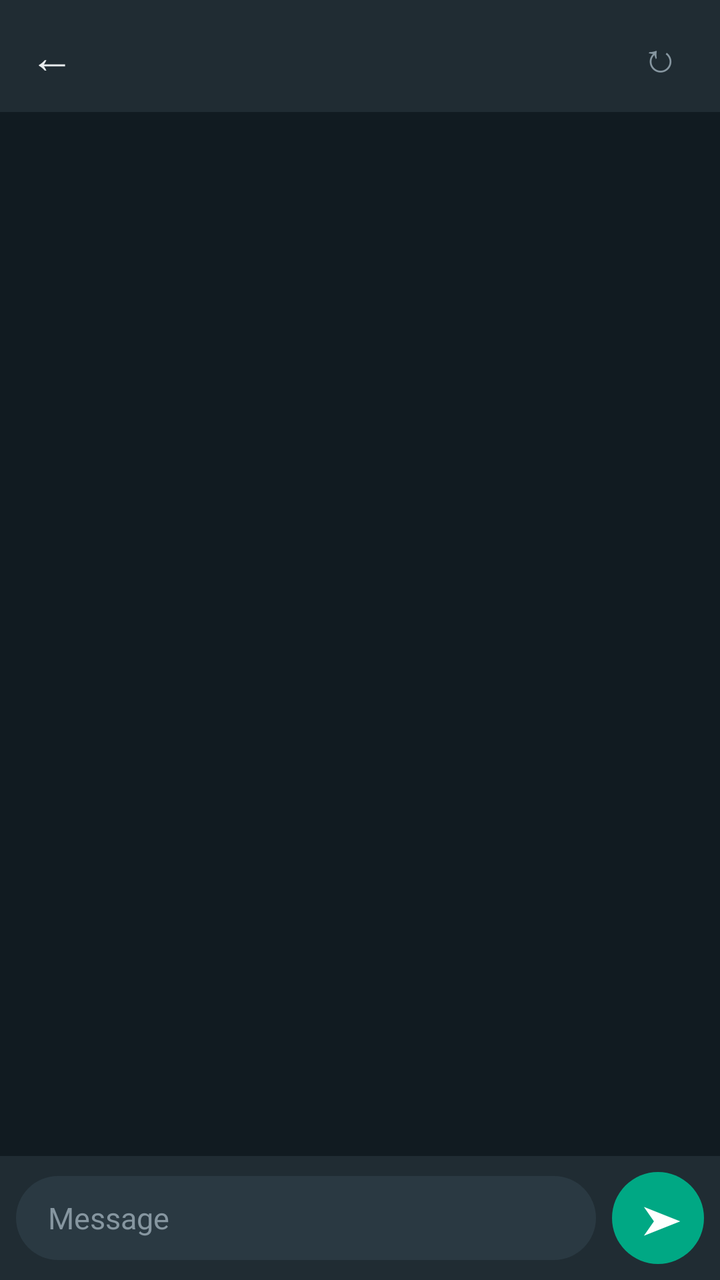
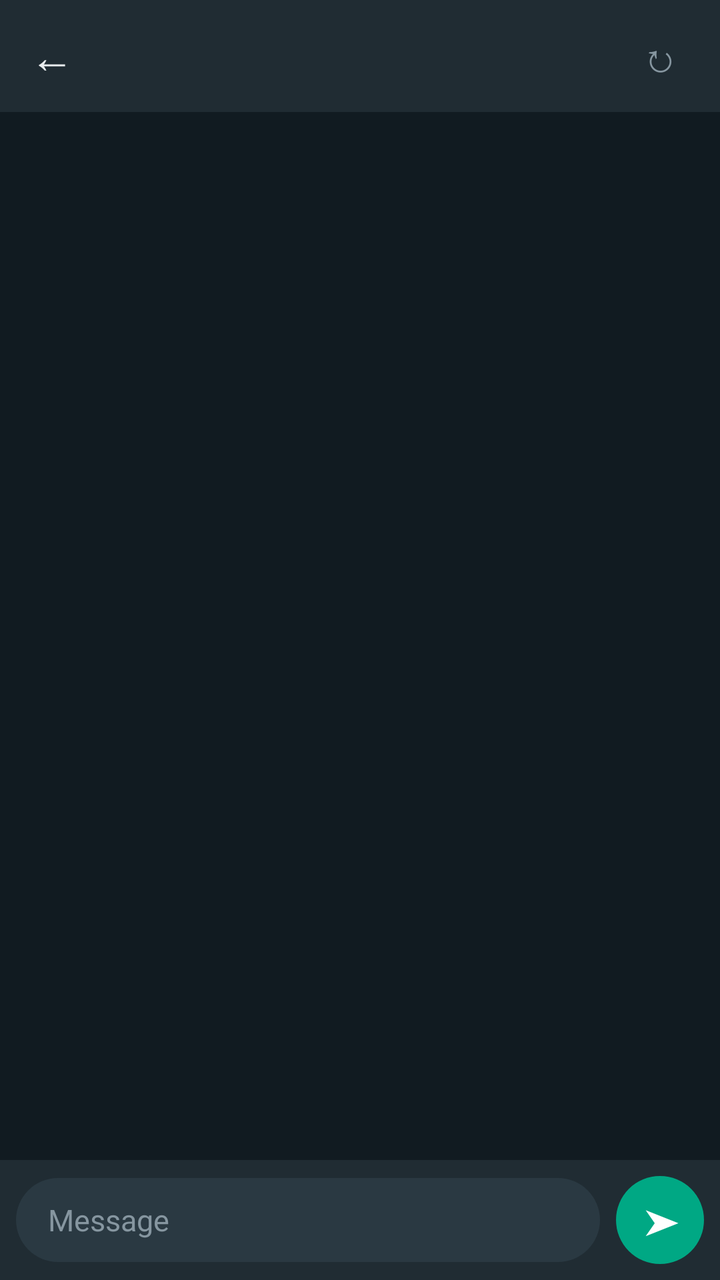

Two renders of the same Android screen: before a commit and after it. Below are the layout's source before the change and the commit's diff.
<!-- AndroidManifest.xml: application theme android:Theme.NoTitleBar -->
<!-- res/layout/activity_chat.xml -->
<?xml version="1.0" encoding="utf-8"?>
<LinearLayout xmlns:android="http://schemas.android.com/apk/res/android"
    android:layout_width="match_parent"
    android:layout_height="match_parent"
    android:orientation="vertical"
    android:background="@color/wa_bg">

    
    <LinearLayout
        android:layout_width="match_parent"
        android:layout_height="56dp"
        android:orientation="horizontal"
        android:background="@color/wa_header"
        android:gravity="center_vertical"
        android:paddingLeft="4dp"
        android:paddingRight="8dp">

        <TextView
            android:id="@+id/btn_back"
            android:layout_width="44dp"
            android:layout_height="44dp"
            android:gravity="center"
            android:textColor="@color/wa_text"
            android:textSize="22sp"
            android:text="&#8592;" />

        
        <FrameLayout
            android:id="@+id/layout_chat_avatar"
            android:layout_width="38dp"
            android:layout_height="38dp"
            android:layout_marginRight="10dp">

            <TextView
                android:id="@+id/tv_chat_avatar_letter"
                android:layout_width="match_parent"
                android:layout_height="match_parent"
                android:gravity="center"
                android:textColor="#ffffff"
                android:textSize="16sp"
                android:textStyle="bold" />
        </FrameLayout>

        
        <LinearLayout
            android:layout_width="0dp"
            android:layout_weight="1"
            android:layout_height="wrap_content"
            android:orientation="vertical">

            <TextView
                android:id="@+id/tv_thread_name"
                android:layout_width="wrap_content"
                android:layout_height="wrap_content"
                android:textColor="@color/wa_text"
                android:textSize="16sp"
                android:textStyle="bold"
                android:singleLine="true"
                android:ellipsize="end" />

            <TextView
                android:id="@+id/tv_thread_status"
                android:layout_width="wrap_content"
                android:layout_height="wrap_content"
                android:textColor="@color/wa_text_sub"
                android:textSize="12sp" />
        </LinearLayout>

        <TextView
            android:id="@+id/btn_chat_refresh"
            android:layout_width="44dp"
            android:layout_height="44dp"
            android:gravity="center"
            android:textColor="@color/wa_text_sub"
            android:textSize="20sp"
            android:text="&#8635;" />
    </LinearLayout>

    
    <ListView
        android:id="@+id/list_messages"
        android:layout_width="match_parent"
        android:layout_height="0dp"
        android:layout_weight="1"
        android:divider="@null"
        android:paddingLeft="6dp"
        android:paddingRight="6dp"
        android:paddingTop="6dp"
        android:paddingBottom="6dp"
        android:clipToPadding="false"
        android:transcriptMode="alwaysScroll"
        android:stackFromBottom="true" />

    
    <LinearLayout
        android:layout_width="match_parent"
        android:layout_height="wrap_content"
        android:orientation="horizontal"
        android:background="@color/wa_header"
        android:paddingLeft="8dp"
        android:paddingRight="8dp"
        android:paddingTop="8dp"
        android:paddingBottom="8dp"
        android:gravity="center_vertical">

        <EditText
            android:id="@+id/edit_message"
            android:layout_width="0dp"
            android:layout_weight="1"
            android:layout_height="wrap_content"
            android:minHeight="42dp"
            android:maxLines="5"
            android:paddingLeft="16dp"
            android:paddingRight="16dp"
            android:paddingTop="10dp"
            android:paddingBottom="10dp"
            android:background="@drawable/input_bg"
            android:textColor="@color/wa_text"
            android:textColorHint="@color/wa_text_sub"
            android:hint="Message"
            android:textSize="15sp"
            android:imeOptions="actionSend"
            android:inputType="textCapSentences|textMultiLine" />

        <FrameLayout
            android:id="@+id/btn_send"
            android:layout_width="46dp"
            android:layout_height="46dp"
            android:layout_marginLeft="8dp"
            android:background="@drawable/btn_send">

            <TextView
                android:layout_width="match_parent"
                android:layout_height="match_parent"
                android:gravity="center"
                android:textColor="#ffffff"
                android:textSize="20sp"
                android:paddingLeft="4dp"
                android:text="&#10148;" />
        </FrameLayout>
    </LinearLayout>

</LinearLayout>
<!-- resources referenced by this layout -->
<resources>
  <color name="wa_bg">#111B21</color>
  <color name="wa_header">#202C33</color>
  <color name="wa_text">#E9EDEF</color>
  <color name="wa_text_sub">#8696A0</color>
  <!-- drawable btn_send (drawable) -->
  <?xml version="1.0" encoding="utf-8"?>
  <shape xmlns:android="http://schemas.android.com/apk/res/android"
      android:shape="oval">
      <solid android:color="@color/wa_teal" />
  </shape>
  <!-- drawable input_bg (drawable) -->
  <?xml version="1.0" encoding="utf-8"?>
  <shape xmlns:android="http://schemas.android.com/apk/res/android"
      android:shape="rectangle">
      <solid android:color="@color/wa_input_bg" />
      <corners android:radius="22dp" />
  </shape>
  <color name="wa_teal">#00A884</color>
  <color name="wa_input_bg">#2A3942</color>
</resources>

<!-- the commit's change to res/layout/activity_chat.xml (unified diff, before → after) -->
@@ -77,19 +77,33 @@
     </LinearLayout>
 
     
-    <ListView
-        android:id="@+id/list_messages"
+    <FrameLayout
         android:layout_width="match_parent"
         android:layout_height="0dp"
-        android:layout_weight="1"
-        android:divider="@null"
-        android:paddingLeft="6dp"
-        android:paddingRight="6dp"
-        android:paddingTop="6dp"
-        android:paddingBottom="6dp"
-        android:clipToPadding="false"
-        android:transcriptMode="alwaysScroll"
-        android:stackFromBottom="true" />
+        android:layout_weight="1">
+
+        <ListView
+            android:id="@+id/list_messages"
+            android:layout_width="match_parent"
+            android:layout_height="match_parent"
+            android:divider="@null"
+            android:dividerHeight="4dp"
+            android:paddingLeft="8dp"
+            android:paddingRight="8dp"
+            android:paddingTop="8dp"
+            android:paddingBottom="8dp"
+            android:clipToPadding="false" />
+
+        <TextView
+            android:id="@+id/tv_chat_empty"
+            android:layout_width="match_parent"
+            android:layout_height="match_parent"
+            android:gravity="center"
+            android:textColor="@color/wa_text_sub"
+            android:textSize="14sp"
+            android:text="No messages yet.\nType below to start the conversation."
+            android:visibility="gone" />
+    </FrameLayout>
 
     
     <LinearLayout
@@ -124,8 +138,8 @@
 
         <FrameLayout
             android:id="@+id/btn_send"
-            android:layout_width="46dp"
-            android:layout_height="46dp"
+            android:layout_width="44dp"
+            android:layout_height="44dp"
             android:layout_marginLeft="8dp"
             android:background="@drawable/btn_send">
 
@@ -134,8 +148,8 @@
                 android:layout_height="match_parent"
                 android:gravity="center"
                 android:textColor="#ffffff"
-                android:textSize="20sp"
-                android:paddingLeft="4dp"
+                android:textSize="18sp"
+                android:paddingLeft="2dp"
                 android:text="&#10148;" />
         </FrameLayout>
     </LinearLayout>
